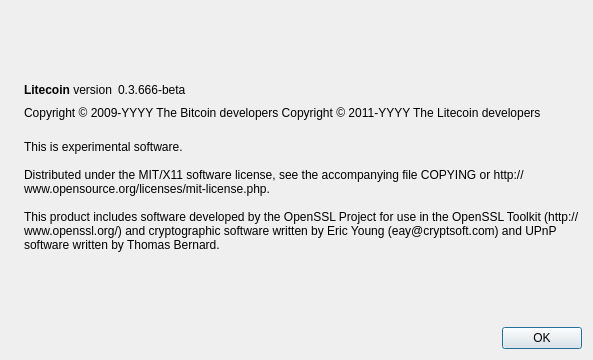
First picture: the form in src/qt/forms/aboutdialog.ui, repository desicoin/desicoin, before the edit.
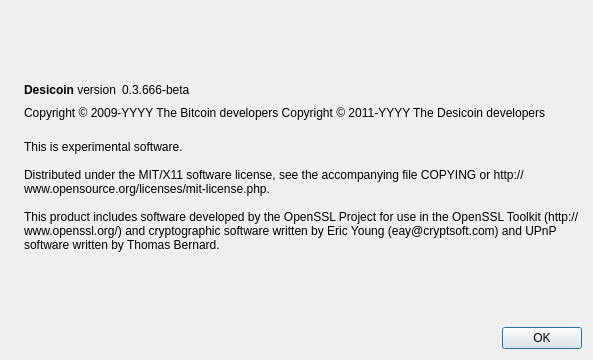
Second picture: the form after the edit. Icons and pictures are not drawn.

Diff of the .ui file:
```diff
--- a/src/qt/forms/aboutdialog.ui
+++ b/src/qt/forms/aboutdialog.ui
@@ -50,7 +50,7 @@
           <cursorShape>IBeamCursor</cursorShape>
          </property>
          <property name="text">
-          <string>&lt;b&gt;Litecoin&lt;/b&gt; version</string>
+          <string>&lt;b&gt;Desicoin&lt;/b&gt; version</string>
          </property>
          <property name="textInteractionFlags">
           <set>Qt::LinksAccessibleByMouse|Qt::TextSelectableByKeyboard|Qt::TextSelectableByMouse</set>
@@ -92,7 +92,7 @@
        </property>
        <property name="text">
         <string notr="true">Copyright &amp;copy; 2009-YYYY The Bitcoin developers
-Copyright &amp;copy; 2011-YYYY The Litecoin developers</string>
+Copyright &amp;copy; 2011-YYYY The Desicoin developers</string>
        </property>
        <property name="textFormat">
         <enum>Qt::RichText</enum>
```
Left out of the diff: 2 changed lines with no effect on the pictures.
